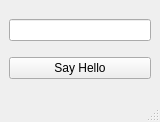
The window that bartascenecreator.ui (Bartanakin/BartaSceneCreator) describes before a commit, drawn with Qt 5.
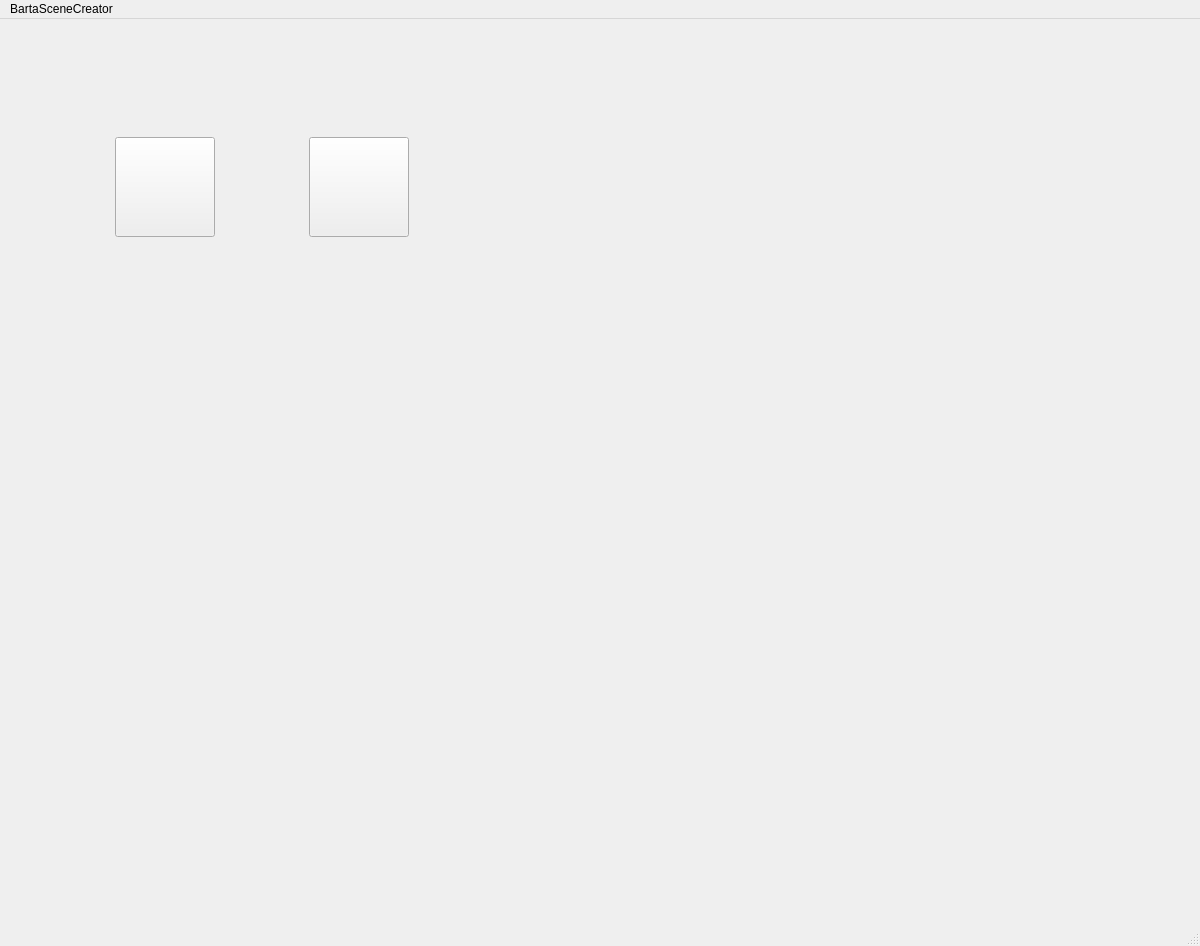
The same window after the commit. Icons and pictures are not drawn.

Commit message: left and middle column

```diff
--- a/bartascenecreator.ui
+++ b/bartascenecreator.ui
@@ -6,23 +6,250 @@
    <rect>
     <x>0</x>
     <y>0</y>
-    <width>160</width>
-    <height>122</height>
+    <width>1200</width>
+    <height>946</height>
    </rect>
   </property>
+  <property name="maximumSize">
+   <size>
+    <width>2000</width>
+    <height>2000</height>
+   </size>
+  </property>
   <property name="windowTitle">
    <string>BartaSceneCreator</string>
   </property>
   <widget class="QWidget" name="centralwidget">
+   <property name="maximumSize">
+    <size>
+     <width>1200</width>
+     <height>900</height>
+    </size>
+   </property>
    <layout class="QVBoxLayout" name="verticalLayout">
     <item>
-     <widget class="QLineEdit" name="lineEdit"/>
-    </item>
-    <item>
-     <widget class="QPushButton" name="pushButton">
-      <property name="text">
-       <string>Say Hello</string>
+     <widget class="QStackedWidget" name="stackedWidget">
+      <property name="minimumSize">
+       <size>
+        <width>1200</width>
+        <height>900</height>
+       </size>
       </property>
+      <property name="maximumSize">
+       <size>
+        <width>20000</width>
+        <height>20000</height>
+       </size>
+      </property>
+      <property name="accessibleName">
+       <string/>
+      </property>
+      <property name="autoFillBackground">
+       <bool>false</bool>
+      </property>
+      <property name="frameShape">
+       <enum>QFrame::Shape::NoFrame</enum>
+      </property>
+      <property name="currentIndex">
+       <number>0</number>
+      </property>
+      <widget class="QWidget" name="page">
+       <property name="minimumSize">
+        <size>
+         <width>400</width>
+         <height>300</height>
+        </size>
+       </property>
+       <property name="maximumSize">
+        <size>
+         <width>400</width>
+         <height>300</height>
+        </size>
+       </property>
+       <layout class="QFormLayout" name="formLayout">
+        <item row="0" column="0">
+         <widget class="QWidget" name="verticalWidget" native="true">
+          <property name="minimumSize">
+           <size>
+            <width>400</width>
+            <height>300</height>
+           </size>
+          </property>
+          <property name="maximumSize">
+           <size>
+            <width>400</width>
+            <height>300</height>
+           </size>
+          </property>
+          <layout class="QHBoxLayout" name="horizontalLayout">
+           <item alignment="Qt::AlignmentFlag::AlignHCenter">
+            <widget class="QToolButton" name="add_scene_button">
+             <property name="minimumSize">
+              <size>
+               <width>100</width>
+               <height>100</height>
+              </size>
+             </property>
+             <property name="maximumSize">
+              <size>
+               <width>100</width>
+               <height>100</height>
+              </size>
+             </property>
+             <property name="font">
+              <font>
+               <pointsize>7</pointsize>
+              </font>
+             </property>
+             <property name="cursor">
+              <cursorShape>PointingHandCursor</cursorShape>
+             </property>
+             <property name="toolTip">
+              <string/>
+             </property>
+             <property name="toolTipDuration">
+              <number>-1</number>
+             </property>
+             <property name="text">
+              <string/>
+             </property>
+             <property name="icon">
+              <iconset resource="resources.qrc">
+               <normaloff>:/Icons/plus.png</normaloff>:/Icons/plus.png</iconset>
+             </property>
+             <property name="iconSize">
+              <size>
+               <width>40</width>
+               <height>40</height>
+              </size>
+             </property>
+             <property name="autoRepeatInterval">
+              <number>99</number>
+             </property>
+             <property name="toolButtonStyle">
+              <enum>Qt::ToolButtonStyle::ToolButtonIconOnly</enum>
+             </property>
+            </widget>
+           </item>
+           <item>
+            <widget class="QToolButton" name="edit_scene_button">
+             <property name="minimumSize">
+              <size>
+               <width>100</width>
+               <height>100</height>
+              </size>
+             </property>
+             <property name="cursor">
+              <cursorShape>PointingHandCursor</cursorShape>
+             </property>
+             <property name="toolTip">
+              <string>Edit an existing scene</string>
+             </property>
+             <property name="toolTipDuration">
+              <number>-1</number>
+             </property>
+             <property name="text">
+              <string/>
+             </property>
+             <property name="icon">
+              <iconset resource="resources.qrc">
+               <normaloff>:/Icons/pencil.png</normaloff>:/Icons/pencil.png</iconset>
+             </property>
+             <property name="iconSize">
+              <size>
+               <width>32</width>
+               <height>28</height>
+              </size>
+             </property>
+            </widget>
+           </item>
+          </layout>
+         </widget>
+        </item>
+       </layout>
+      </widget>
+      <widget class="QWidget" name="page_2">
+       <property name="minimumSize">
+        <size>
+         <width>1200</width>
+         <height>900</height>
+        </size>
+       </property>
+       <layout class="QHBoxLayout" name="horizontalLayout_3">
+        <item>
+         <widget class="QScrollArea" name="json_stack">
+          <property name="maximumSize">
+           <size>
+            <width>200</width>
+            <height>900</height>
+           </size>
+          </property>
+          <property name="widgetResizable">
+           <bool>true</bool>
+          </property>
+          <property name="alignment">
+           <set>Qt::AlignmentFlag::AlignBottom|Qt::AlignmentFlag::AlignHCenter</set>
+          </property>
+          <widget class="QWidget" name="scrollAreaWidgetContents_5">
+           <property name="geometry">
+            <rect>
+             <x>0</x>
+             <y>0</y>
+             <width>198</width>
+             <height>880</height>
+            </rect>
+           </property>
+          </widget>
+         </widget>
+        </item>
+        <item>
+         <widget class="QScrollArea" name="selected_element_children">
+          <property name="maximumSize">
+           <size>
+            <width>200</width>
+            <height>16777215</height>
+           </size>
+          </property>
+          <property name="widgetResizable">
+           <bool>true</bool>
+          </property>
+          <property name="alignment">
+           <set>Qt::AlignmentFlag::AlignHCenter|Qt::AlignmentFlag::AlignTop</set>
+          </property>
+          <widget class="QWidget" name="scrollAreaWidgetContents_6">
+           <property name="geometry">
+            <rect>
+             <x>0</x>
+             <y>0</y>
+             <width>198</width>
+             <height>880</height>
+            </rect>
+           </property>
+          </widget>
+         </widget>
+        </item>
+        <item>
+         <widget class="QScrollArea" name="scrollArea_3">
+          <property name="widgetResizable">
+           <bool>true</bool>
+          </property>
+          <property name="alignment">
+           <set>Qt::AlignmentFlag::AlignHCenter|Qt::AlignmentFlag::AlignTop</set>
+          </property>
+          <widget class="QWidget" name="scrollAreaWidgetContents_7">
+           <property name="geometry">
+            <rect>
+             <x>0</x>
+             <y>0</y>
+             <width>768</width>
+             <height>880</height>
+            </rect>
+           </property>
+          </widget>
+         </widget>
+        </item>
+       </layout>
+      </widget>
      </widget>
     </item>
    </layout>
@@ -32,10 +259,16 @@
     <rect>
      <x>0</x>
      <y>0</y>
-     <width>160</width>
+     <width>1200</width>
      <height>23</height>
     </rect>
    </property>
+   <widget class="QMenu" name="menuBartaSceneCreator">
+    <property name="title">
+     <string>BartaSceneCreator</string>
+    </property>
+   </widget>
+   <addaction name="menuBartaSceneCreator"/>
   </widget>
   <widget class="QStatusBar" name="statusbar"/>
  </widget>
```
Left out of the diff: 4 changed lines with no effect on the pictures. The commit also changes 43 other files.
